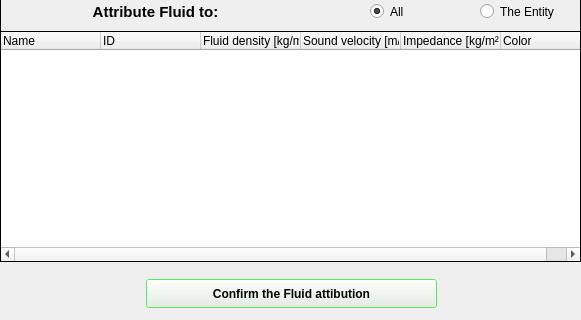
The window that pulse/uix/user_input/ui/fluidInput.ui (open-pulse/OpenPulse) describes before a commit, drawn with Qt 5; both pictures show x 0 to 581 and y 167 to 487 of the 581 by 487 pixel window.
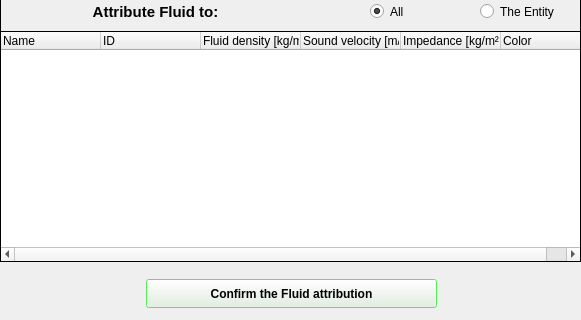
The same window after the commit. Icons and pictures are not drawn.

Diff of the .ui file:
```diff
--- a/pulse/uix/user_input/ui/fluidInput.ui
+++ b/pulse/uix/user_input/ui/fluidInput.ui
@@ -237,7 +237,7 @@
 selection-background-color: rgb(62, 255, 62);</string>
     </property>
     <property name="text">
-     <string>Confirm the Fluid attibution</string>
+     <string>Confirm the Fluid attribution</string>
     </property>
     <property name="shortcut">
      <string>Shift+C</string>
```
